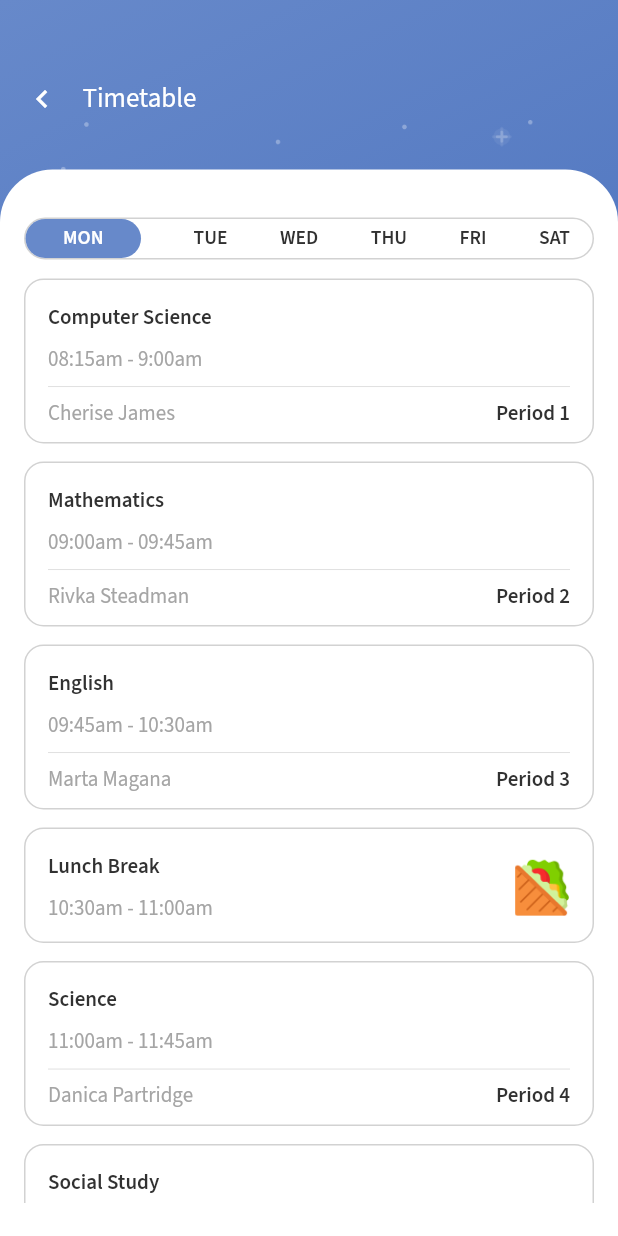
After one commit to Syahro/erp_ui, a Flutter app: the screen it shows after launch, after a tap on "Time Table", on a phone screen of 412 x 824 dp. The commit adds this screen. Run offline on Flutter 3.47's test engine with Material 2 defaults, Android fonts, the phone set to English and light mode, and no system bars; our stand-ins replace dotted_line, google_fonts.

Commit message:
done modified timetablepage and add some assets or support

```diff
--- a/lib/pages/home_page.dart
+++ b/lib/pages/home_page.dart
@@ -7,6 +7,7 @@ import 'package:erp_ui/pages/event_page.dart';
 import 'package:erp_ui/pages/fees_due_page.dart';
 import 'package:erp_ui/pages/my_profile_page.dart';
 import 'package:erp_ui/pages/play_quiz_page.dart';
+import 'package:erp_ui/pages/time_table_page.dart';
 import 'package:erp_ui/theme.dart';
 import 'package:erp_ui/widget/card_menu.dart';
 import 'package:erp_ui/widget/card_menu_top.dart';
@@ -192,9 +193,21 @@ class HomePage extends StatelessWidget {
                                   imageUrl: 'assets/ic_holiday.png',
                                   title: 'School Holiday',
                                 ),
-                                CardMenu(
-                                  imageUrl: 'assets/ic_calendra.png',
-                                  title: 'Time Table',
+                                InkWell(
+                                  onTap: () {
+                                    Navigator.push(
+                                      context,
+                                      MaterialPageRoute(
+                                        builder: (contexxt) {
+                                          return TimeTablepage();
+                                        },
+                                      ),
+                                    );
+                                  },
+                                  child: CardMenu(
+                                    imageUrl: 'assets/ic_calendra.png',
+                                    title: 'Time Table',
+                                  ),
                                 ),
                                 CardMenu(
                                   imageUrl: 'assets/ic_results.png',
--- /dev/null
+++ b/lib/pages/time_table_page.dart
@@ -0,0 +1,219 @@
+import 'package:erp_ui/theme.dart';
+import 'package:erp_ui/widget/time_table_card.dart';
+import 'package:flutter/material.dart';
+
+class TimeTablepage extends StatelessWidget {
+  @override
+  Widget build(BuildContext context) {
+    return Scaffold(
+      body: Stack(
+        children: [
+          Container(
+            height: double.infinity,
+            width: double.infinity,
+            decoration: BoxDecoration(
+              gradient: LinearGradient(
+                begin: Alignment.topLeft,
+                end: Alignment.bottomRight,
+                colors: [
+                  lightBlueColor,
+                  darkBlueColor,
+                ],
+              ),
+            ),
+            child: Column(
+              children: [
+                Padding(
+                  padding: EdgeInsets.only(
+                    top: 53,
+                    left: 16,
+                  ),
+                  child: Row(
+                    children: [
+                      Icon(
+                        Icons.chevron_left,
+                        color: whiteColor,
+                      ),
+                      SizedBox(
+                        width: 15,
+                      ),
+                      Text(
+                        'Timetable',
+                        style: regularTextStyle.copyWith(
+                          fontSize: 18,
+                          color: whiteColor,
+                        ),
+                      ),
+                    ],
+                  ),
+                ),
+                Padding(
+                  padding: EdgeInsets.symmetric(horizontal: 18),
+                  child: Image.asset(
+                    'assets/star_pattern.png',
+                    width: double.infinity,
+                    height: 62.45,
+                    color: whiteColor.withOpacity(0.3),
+                  ),
+                ),
+              ],
+            ),
+          ),
+          Padding(
+            padding: EdgeInsets.only(top: 113),
+            child: Container(
+              width: double.infinity,
+              decoration: BoxDecoration(
+                color: whiteColor,
+                borderRadius: BorderRadius.vertical(
+                  top: Radius.circular(35),
+                ),
+              ),
+              child: Padding(
+                padding: EdgeInsets.symmetric(
+                  horizontal: 16,
+                  vertical: 22,
+                ),
+                child: ListView(
+                  padding: EdgeInsets.only(top: 10),
+                  children: [
+                    Container(
+                      height: 28,
+                      width: double.infinity,
+                      decoration: BoxDecoration(
+                        borderRadius: BorderRadius.circular(14),
+                        border: Border.all(
+                          color: lightGreyColor.withOpacity(0.5),
+                        ),
+                      ),
+                      child: Padding(
+                        padding: EdgeInsets.only(right: 15),
+                        child: Row(
+                          mainAxisAlignment: MainAxisAlignment.spaceBetween,
+                          children: [
+                            Container(
+                              height: double.infinity,
+                              width: 77,
+                              decoration: BoxDecoration(
+                                color: lightBlueColor,
+                                borderRadius: BorderRadius.circular(14),
+                              ),
+                              child: Center(
+                                child: Text(
+                                  'MON',
+                                  style: semiBoldTextStyle.copyWith(
+                                    fontSize: 13,
+                                    color: whiteColor,
+                                  ),
+                                ),
+                              ),
+                            ),
+                            Text(
+                              'TUE',
+                              style: semiBoldTextStyle.copyWith(
+                                fontSize: 13,
+                                color: blackColor,
+                              ),
+                            ),
+                            Text(
+                              'WED',
+                              style: semiBoldTextStyle.copyWith(
+                                fontSize: 13,
+                                color: blackColor,
+                              ),
+                            ),
+                            Text(
+                              'THU',
+                              style: semiBoldTextStyle.copyWith(
+                                fontSize: 13,
+                                color: blackColor,
+                              ),
+                            ),
+                            Text(
+                              'FRI',
+                              style: semiBoldTextStyle.copyWith(
+                                fontSize: 13,
+                                color: blackColor,
+                              ),
+                            ),
+                            Text(
+                              'SAT',
+                              style: semiBoldTextStyle.copyWith(
+                                fontSize: 13,
+                                color: blackColor,
+                              ),
+                            ),
+                          ],
+                        ),
+                      ),
+                    ),
+                    SizedBox(
+                      height: 12.7,
+                    ),
+                    TimeTableCard(
+                      title: 'Computer Science',
+                      timeTable: '08:15am - 9:00am',
+                      isLaunch: false,
+                      mentor: 'Cherise James',
+                      priod: 1,
+                    ),
+                    SizedBox(
+                      height: 12,
+                    ),
+                    TimeTableCard(
+                      title: 'Mathematics ',
+                      timeTable: '09:00am - 09:45am',
+                      isLaunch: false,
+                      mentor: 'Rivka Steadman',
+                      priod: 2,
+                    ),
+                    SizedBox(
+                      height: 12,
+                    ),
+                    TimeTableCard(
+                      title: 'English',
+                      timeTable: '09:45am - 10:30am',
+                      isLaunch: false,
+                      mentor: 'Marta Magana',
+                      priod: 3,
+                    ),
+                    SizedBox(
+                      height: 12,
+                    ),
+                    TimeTableCard(
+                      title: 'Lunch Break',
+                      timeTable: '10:30am - 11:00am',
+                      isLaunch: true,
+                      mentor: '',
+                      priod: 0,
+                    ),
+                    SizedBox(
+                      height: 12,
+                    ),
+                    TimeTableCard(
+                      title: 'Science',
+                      timeTable: '11:00am - 11:45am',
+                      isLaunch: false,
+                      mentor: 'Danica Partridge',
+                      priod: 4,
+                    ),
+                    SizedBox(
+                      height: 12,
+                    ),
+                    TimeTableCard(
+                      title: 'Social Study',
+                      timeTable: '11:45am - 12:30pm',
+                      isLaunch: false,
+                      mentor: 'Cherise James',
+                      priod: 5,
+                    ),
+                  ],
+                ),
+              ),
+            ),
+          ),
+        ],
+      ),
+    );
+  }
+}
--- /dev/null
+++ b/lib/widget/time_table_card.dart
@@ -0,0 +1,100 @@
+import 'package:flutter/material.dart';
+
+import '../theme.dart';
+
+class TimeTableCard extends StatelessWidget {
+  final String title;
+  final String timeTable;
+  final bool isLaunch;
+  final String mentor;
+  final int priod;
+
+  TimeTableCard({
+    this.title,
+    this.timeTable,
+    this.isLaunch,
+    this.mentor,
+    this.priod,
+  });
+  @override
+  Widget build(BuildContext context) {
+    return Container(
+      height: isLaunch ? 77 : 110,
+      width: double.infinity,
+      decoration: BoxDecoration(
+        borderRadius: BorderRadius.circular(13),
+        border: Border.all(
+          color: lightGreyColor.withOpacity(0.5),
+        ),
+      ),
+      child: Padding(
+        padding: EdgeInsets.symmetric(
+          horizontal: 15,
+          vertical: 15,
+        ),
+        child: Column(
+          crossAxisAlignment: CrossAxisAlignment.start,
+          mainAxisAlignment: MainAxisAlignment.spaceBetween,
+          children: [
+            Row(
+              mainAxisAlignment: MainAxisAlignment.spaceBetween,
+              children: [
+                Column(
+                  crossAxisAlignment: CrossAxisAlignment.start,
+                  children: [
+                    Text(
+                      title,
+                      style: semiBoldTextStyle.copyWith(
+                        fontSize: 14,
+                        color: blackColor,
+                      ),
+                    ),
+                    SizedBox(
+                      height: 8,
+                    ),
+                    Text(
+                      timeTable,
+                      style: regularTextStyle.copyWith(
+                        fontSize: 14,
+                        color: lightGreyColor,
+                      ),
+                    ),
+                  ],
+                ),
+                isLaunch
+                    ? Image.asset(
+                        'assets/lunch_break.png',
+                        width: 37,
+                        height: 39,
+                      )
+                    : Container(),
+              ],
+            ),
+            isLaunch ? SizedBox() : Divider(),
+            isLaunch
+                ? SizedBox()
+                : Row(
+                    mainAxisAlignment: MainAxisAlignment.spaceBetween,
+                    children: [
+                      Text(
+                        mentor,
+                        style: regularTextStyle.copyWith(
+                          fontSize: 14,
+                          color: lightGreyColor,
+                        ),
+                      ),
+                      Text(
+                        'Period $priod',
+                        style: semiBoldTextStyle.copyWith(
+                          fontSize: 14,
+                          color: blackColor,
+                        ),
+                      ),
+                    ],
+                  ),
+          ],
+        ),
+      ),
+    );
+  }
+}
```
Also changed, not shown: assets/lunch_break.png (added).
